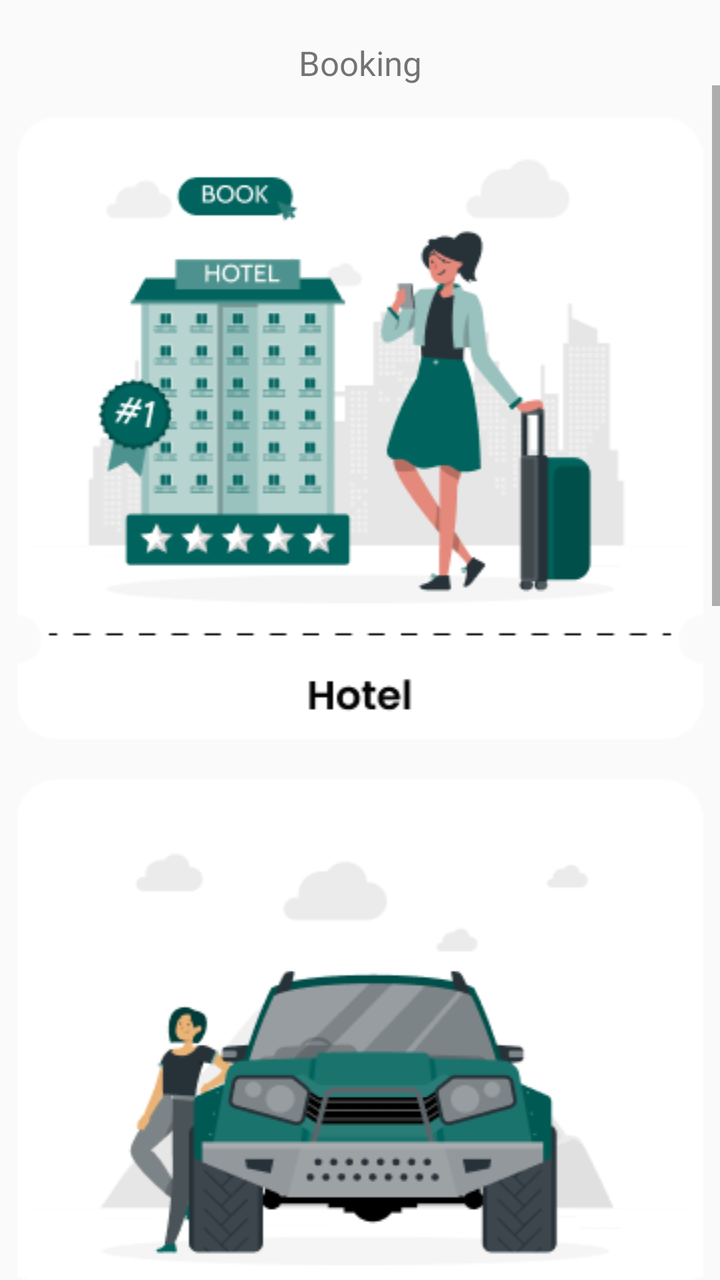
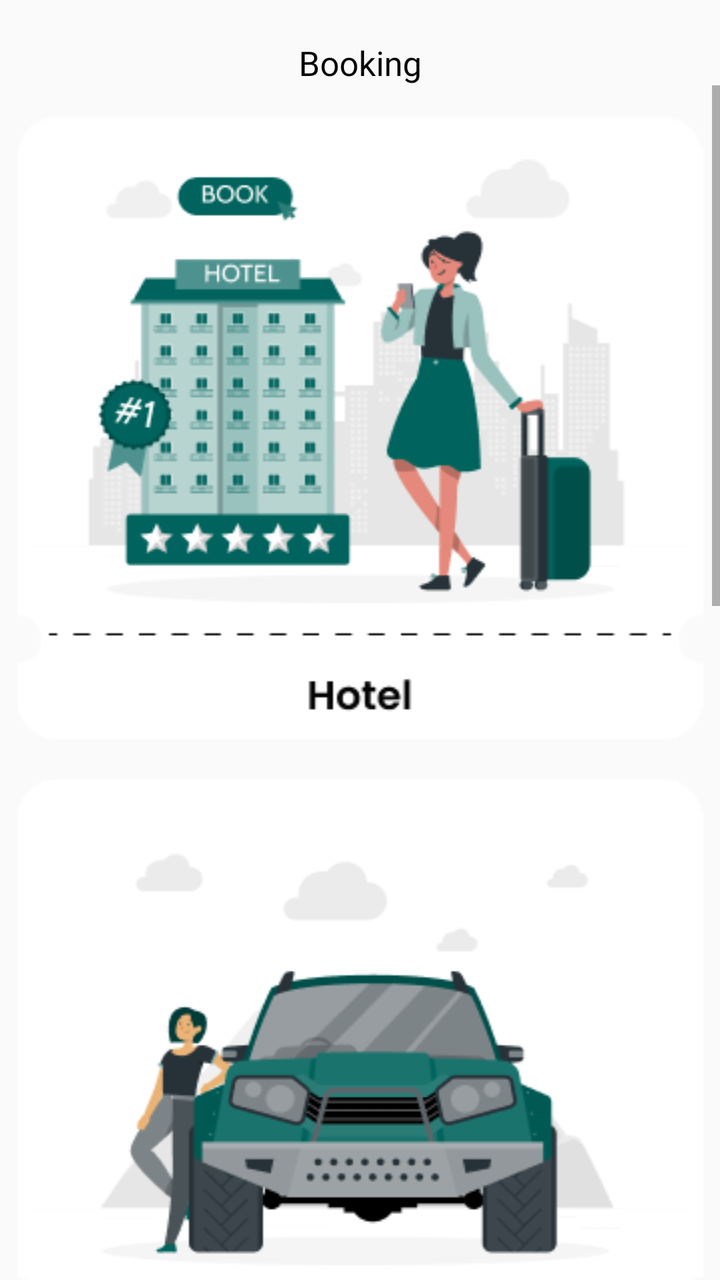

The first picture is an Android layout as it rendered before a commit; the second is the same layout after the commit. The layout source and the unified diff follow.
<!-- AndroidManifest.xml: application theme Theme.TravelApplication -->
<!-- res/layout/fragment_booking.xml -->
<?xml version="1.0" encoding="utf-8"?>
<LinearLayout xmlns:android="http://schemas.android.com/apk/res/android"
    xmlns:tools="http://schemas.android.com/tools"
    android:id="@+id/booking_fragment"
    android:layout_width="match_parent"
    android:layout_height="match_parent"
    android:orientation="vertical"
    android:backgroundTint="@color/screen"
    tools:context=".fragments.BookingFragment">

    <TextView
        android:layout_width="match_parent"
        android:layout_height="wrap_content"
        android:fontFamily="@font/poppins_bold"
        android:layout_gravity="center_horizontal"
        android:gravity="center_horizontal"
        android:layout_marginTop="20dp"
        android:text="@string/booking_screen_title"
        android:textSize="17sp"/>

    <ScrollView
        android:layout_width="match_parent"
        android:layout_height="wrap_content">

        <LinearLayout
            android:layout_width="match_parent"
            android:layout_height="wrap_content"
            android:layout_marginTop="16dp"
            android:layout_marginBottom="30dp"
            android:orientation="vertical">

            <ImageView
                android:id="@+id/hotelBookingImageView"
                android:layout_width="match_parent"
                android:layout_height="wrap_content"
                android:contentDescription="@string/booking_screen_title"
                android:src="@drawable/image_hotel"/>

            <ImageView
                android:id="@+id/transportBookingImageView"
                android:layout_width="match_parent"
                android:layout_height="wrap_content"
                android:layout_marginTop="20dp"
                android:contentDescription="@string/booking_screen_title"
                android:clickable="true"
                android:focusable="true"
                android:src="@drawable/image_transport"/>

            <ImageView
                android:id="@+id/tripsBookingImageView"
                android:layout_width="match_parent"
                android:layout_height="wrap_content"
                android:layout_marginTop="20dp"
                android:contentDescription="@string/trips_booking"
                android:src="@drawable/image_trips"/>

            <ImageView
                android:id="@+id/eventsBookingImageView"
                android:layout_width="match_parent"
                android:layout_height="wrap_content"
                android:layout_marginTop="20dp"
                android:contentDescription="@string/booking_screen_title"
                android:src="@drawable/image_events"/>

            <View
                android:layout_width="match_parent"
                android:layout_height="50dp"/>
        </LinearLayout>
    </ScrollView>

</LinearLayout>
<!-- resources referenced by this layout -->
<resources>
  <color name="screen">#FAFAFA</color>
  <!-- drawable image_events: png bitmap (drawable, 15557 bytes) -->
  <!-- drawable image_hotel: png bitmap (drawable, 22894 bytes) -->
  <!-- drawable image_transport: png bitmap (drawable, 19495 bytes) -->
  <!-- drawable image_trips: png bitmap (drawable, 22516 bytes) -->
  <string name="booking_screen_title">Booking</string>
  <string name="trips_booking">Trips</string>
  <style name="Theme.TravelApplication" parent="Base.Theme.TravelApplication" />
  <style name="Base.Theme.TravelApplication" parent="Theme.AppCompat.DayNight.NoActionBar">
          
          <item name="colorPrimary">@color/text_primary</item>
          <item name="android:windowBackground">@color/screen</item>
          <item name="android:textColorPrimary">@color/text_primary</item>
          <item name="colorAccent">@color/green_500</item>
          
      </style>
  <color name="text_primary">#050505</color>
  <color name="green_500">#089083</color>
</resources>

<!-- the commit's change to res/layout/fragment_booking.xml (unified diff, before → after) -->
@@ -16,6 +16,7 @@
         android:gravity="center_horizontal"
         android:layout_marginTop="20dp"
         android:text="@string/booking_screen_title"
+        android:textColor="@color/text_primary"
         android:textSize="17sp"/>
 
     <ScrollView
